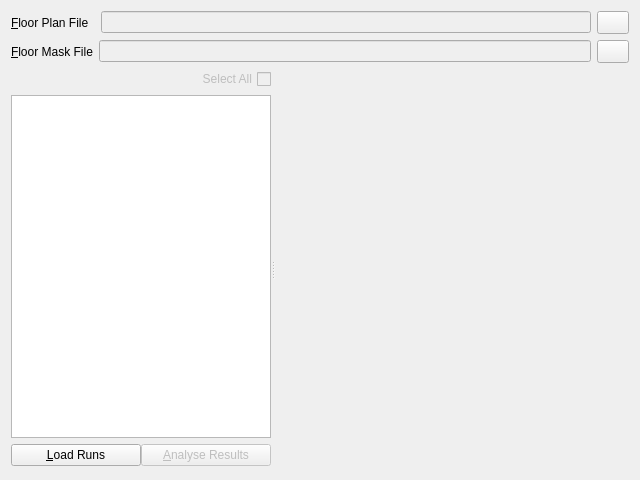
Above: app/src/tools/core/tabs/CollateResultsWidget.ui from dysonltd-zz/gts before the change. Below: the same form after it.
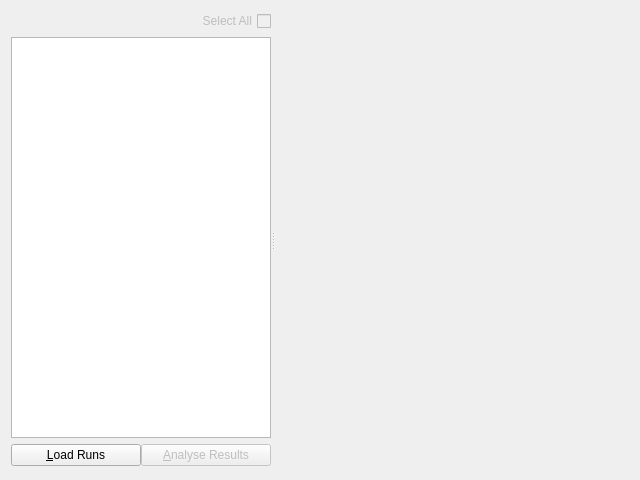
That is the form after the change. Icons and pictures are not drawn. Custom widgets are drawn as their Qt base class.

```diff
--- a/app/src/tools/core/tabs/CollateResultsWidget.ui
+++ b/app/src/tools/core/tabs/CollateResultsWidget.ui
@@ -21,115 +21,6 @@
   </property>
   <layout class="QGridLayout" name="gridLayout_3">
    <item row="0" column="0">
-    <layout class="QGridLayout" name="gridLayout_2">
-     <item row="0" column="0">
-      <widget class="QLabel" name="floor_plan_file_label">
-       <property name="text">
-        <string>&amp;Floor Plan File  </string>
-       </property>
-       <property name="buddy">
-        <cstring>m_floorPlanFileNameEdit</cstring>
-       </property>
-      </widget>
-     </item>
-     <item row="0" column="1">
-      <widget class="QLineEdit" name="m_floorPlanFileNameEdit">
-       <property name="enabled">
-        <bool>false</bool>
-       </property>
-      </widget>
-     </item>
-     <item row="0" column="2">
-      <widget class="QToolButton" name="m_browsePlanBtn">
-       <property name="enabled">
-        <bool>true</bool>
-       </property>
-       <property name="sizePolicy">
-        <sizepolicy hsizetype="Fixed" vsizetype="Fixed">
-         <horstretch>1</horstretch>
-         <verstretch>0</verstretch>
-        </sizepolicy>
-       </property>
-       <property name="maximumSize">
-        <size>
-         <width>32</width>
-         <height>28</height>
-        </size>
-       </property>
-       <property name="toolTip">
-        <string>Browse for file</string>
-       </property>
-       <property name="text">
-        <string/>
-       </property>
-       <property name="icon">
-        <iconset resource="../../../res/resources.qrc">
-         <normaloff>:/search.png</normaloff>:/search.png</iconset>
-       </property>
-       <property name="checkable">
-        <bool>false</bool>
-       </property>
-       <property name="popupMode">
-        <enum>QToolButton::InstantPopup</enum>
-       </property>
-      </widget>
-     </item>
-    </layout>
-   </item>
-   <item row="1" column="0">
-    <layout class="QGridLayout" name="gridLayout">
-     <item row="0" column="0">
-      <widget class="QLabel" name="floor_mask_file_label">
-       <property name="text">
-        <string>&amp;Floor Mask File</string>
-       </property>
-       <property name="buddy">
-        <cstring>m_floorMaskFileNameEdit</cstring>
-       </property>
-      </widget>
-     </item>
-     <item row="0" column="1">
-      <widget class="QLineEdit" name="m_floorMaskFileNameEdit">
-       <property name="enabled">
-        <bool>false</bool>
-       </property>
-      </widget>
-     </item>
-     <item row="0" column="2">
-      <widget class="QToolButton" name="m_browseMaskBtn">
-       <property name="enabled">
-        <bool>true</bool>
-       </property>
-       <property name="sizePolicy">
-        <sizepolicy hsizetype="Fixed" vsizetype="Fixed">
-         <horstretch>1</horstretch>
-         <verstretch>0</verstretch>
-        </sizepolicy>
-       </property>
-       <property name="maximumSize">
-        <size>
-         <width>32</width>
-         <height>28</height>
-        </size>
-       </property>
-       <property name="text">
-        <string/>
-       </property>
-       <property name="icon">
-        <iconset resource="../../../res/resources.qrc">
-         <normaloff>:/search.png</normaloff>:/search.png</iconset>
-       </property>
-       <property name="checkable">
-        <bool>false</bool>
-       </property>
-       <property name="popupMode">
-        <enum>QToolButton::InstantPopup</enum>
-       </property>
-      </widget>
-     </item>
-    </layout>
-   </item>
-   <item row="2" column="0">
     <layout class="QHBoxLayout" name="horizontalLayout_splitter">
      <property name="spacing">
       <number>0</number>
```
Left out of the diff: 4 changed lines with no effect on the pictures.
